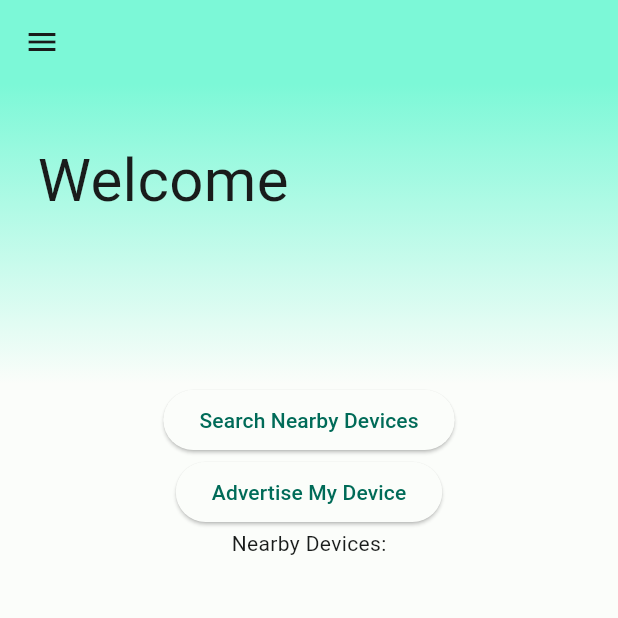
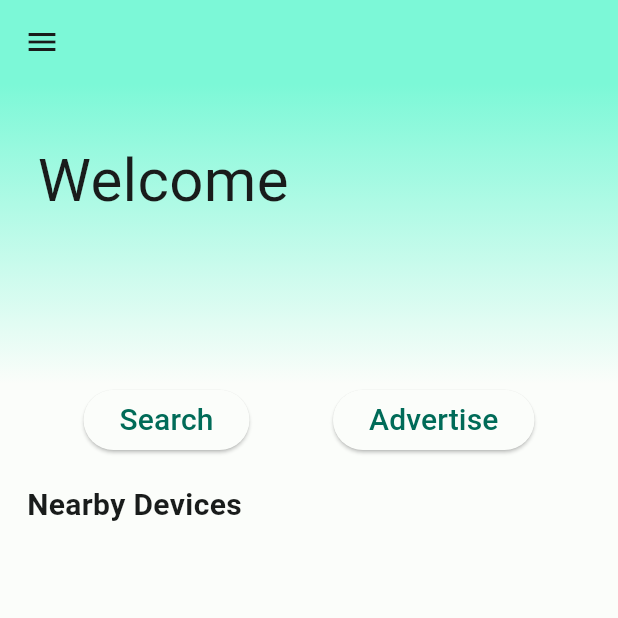
Before and after one commit to Dan1m4D/closely.io, a Flutter app: the HomePage screen opened by its route, on a phone screen of 412 x 824 dp, the top half of it. Run offline on Flutter 3.47's test engine with Material 3 defaults, Android fonts, the phone set to English and light mode, and no system bars; our stand-ins replace camera, flutter_animate, flutter_local_notifications, flutter_map, geolocator, hive and 6 more; missing offline and left inert: nearby_connections; accounts and stored records are empty; project files that could hold a hidden picture were left out.

Commit message:
ui fixes

```diff
--- a/lib/pages/homePage.dart
+++ b/lib/pages/homePage.dart
@@ -123,15 +123,11 @@ class _HomePageState extends State<HomePage> {
                           onConnectionInitiated: (id, info) {
                             onConnectionInit(id, info);
                           },
-                          onConnectionResult: (id, status) {
-                            showSnackbar(status);
-                          },
+                          onConnectionResult: (id, status) {},
                           onDisconnected: (id) {
                             setState(() {
                               endpointMap.remove(id);
                             });
-                            showSnackbar(
-                                "Disconnected from: ${endpointMap[id]!.endpointName}, id $id");
                           },
                         );
                       },
@@ -147,9 +143,9 @@ class _HomePageState extends State<HomePage> {
               "Lost discovered Endpoint: ${endpointMap[id]?.endpointName}, id $id");
         },
       );
-      showSnackbar("DISCOVERING: $a");
+      showSnackbar("DISCOVERING: $a"); // SET STATE TO LOAD
     } catch (exception) {
-      showSnackbar('Discovery Error: $exception');
+      // showSnackbar('Discovery Error: $exception');
       if (await Permission.nearbyWifiDevices.isDenied) {
         Permission.nearbyWifiDevices.request();
       }
@@ -165,7 +161,6 @@ class _HomePageState extends State<HomePage> {
         strategy,
         onConnectionInitiated: onConnectionInit,
         onConnectionResult: (id, status) {
-          showSnackbar(status);
         },
         onDisconnected: (id) {
           showSnackbar(
@@ -176,7 +171,7 @@ class _HomePageState extends State<HomePage> {
         },
       );
     } catch (exception) {
-      print('Advertising Error: $exception');
+      //print('Advertising Error: $exception');
       // Handle platform exceptions like unable to start Bluetooth or insufficient permissions
     }
   }
@@ -210,7 +205,7 @@ class _HomePageState extends State<HomePage> {
                     onPayLoadRecieved: (endid, payload) async {
                       if (payload.type == PayloadType.BYTES) {
                         String str = String.fromCharCodes(payload.bytes!);
-                        showSnackbar("$endid: $str");
+                       // showSnackbar("$endid: $str");
 
                         if (str.contains(':')) {
                           // used for file payload as file payload is mapped as
@@ -227,11 +222,10 @@ class _HomePageState extends State<HomePage> {
                       } else if (payloadTransferUpdate.status ==
                           PayloadStatus.FAILURE) {
                         print("failed");
-                        showSnackbar("$endid: FAILED to transfer file");
                       } else if (payloadTransferUpdate.status ==
                           PayloadStatus.SUCCESS) {
-                        showSnackbar(
-                            "$endid success, total bytes = ${payloadTransferUpdate.totalBytes}");
+                        // showSnackbar(
+                            //"$endid success, total bytes = ${payloadTransferUpdate.totalBytes}");
                       }
                     },
                   );
@@ -253,7 +247,7 @@ class _HomePageState extends State<HomePage> {
                   try {
                     await Nearby().rejectConnection(id);
                   } catch (e) {
-                    showSnackbar(e);
+                    // showSnackbar(e);
                   }
                 },
               ),
@@ -273,7 +267,7 @@ class _HomePageState extends State<HomePage> {
           print("info: $info.endpointName");
           print("====================================");
           _addReceivedCoordinates("${info.endpointName}:$str");
-          showSnackbar("Received coordinates from $endid: $str");
+          // showSnackbar("Received coordinates from $endid: $str");
         }
       },
       onPayloadTransferUpdate: (endid, payloadTransferUpdate) {
@@ -281,9 +275,9 @@ class _HomePageState extends State<HomePage> {
           print(payloadTransferUpdate.bytesTransferred);
         } else if (payloadTransferUpdate.status == PayloadStatus.FAILURE) {
           print("failed");
-          showSnackbar("Failed to receive coordinates from $endid");
+          // showSnackbar("Failed to receive coordinates from $endid");
         } else if (payloadTransferUpdate.status == PayloadStatus.SUCCESS) {
-          showSnackbar("Received coordinates successfully from $endid");
+          // showSnackbar("Received coordinates successfully from $endid");
         }
       },
     );
@@ -320,25 +314,66 @@ class _HomePageState extends State<HomePage> {
       drawer: const AppDrawer(),
       body: Column(
         children: [
-          AppHero(),
+          const AppHero(),
+          Row(
+            mainAxisAlignment: MainAxisAlignment.spaceEvenly,
+            crossAxisAlignment: CrossAxisAlignment.center,
+            children: [
               ElevatedButton(
                 onPressed: _startDiscovery, // Start discovering nearby devices
-            child: const Text('Search Nearby Devices'),
+                child: const Text(
+                  'Search',
+                  style: TextStyle(fontSize: 20),
+                ),
               ),
               ElevatedButton(
                 onPressed: _startAdvertising, // Start advertising
-            child: const Text('Advertise My Device'),
+                child: const Text(
+                  'Advertise',
+                  style: TextStyle(fontSize: 20),
                 ),
-          const Text('Nearby Devices:'),
+              ),
+            ],
+          ),
+          Container(
+            margin: const EdgeInsets.all(10.0),
+            width: double.infinity,
+            padding: const EdgeInsets.all(8.0),
+            child: const Row(
+              mainAxisAlignment: MainAxisAlignment.start,
+              children: [
+                Text(
+                  'Nearby Devices',
+                  style: TextStyle(
+                    fontSize: 20,
+                    fontWeight: FontWeight.bold,
+                  ),
+                ),
+              ],
+            ),
+          ),
           Expanded(
             child: ListView.builder(
               itemCount: endpointMap.length,
               itemBuilder: (context, index) {
                 final key = endpointMap.keys.elementAt(index);
                 late final String endpointName = endpointMap[key]!.endpointName;
-                return ListTile(
+                return Container(
+                  decoration: BoxDecoration(
+                    gradient: LinearGradient(
+                      colors: [
+                        Theme.of(context).colorScheme.primaryContainer,
+                        Theme.of(context).colorScheme.background,
+                      ],
+                    ),
+                    borderRadius: BorderRadius.circular(10), // Border radius
+                  ),
+                  margin: EdgeInsets.symmetric(
+                      vertical: 5,
+                      horizontal: 10), // Margin around each ListTile
+                  child: ListTile(
                     title: Text(endpointName),
-                  // Add onTap function to handle connection to the selected device
+                    subtitle: Text(key),
                     onTap: () {
                       Navigator.push(
                         context,
@@ -350,6 +385,7 @@ class _HomePageState extends State<HomePage> {
                         ),
                       );
                     },
+                  ),
                 );
               },
             ),
```
Also changed, not shown: lib/pages/mapPage.dart (+7 -2 lines), assets/gifs/map.gif (added). Lines whose indentation alone changed are shown as unchanged.
